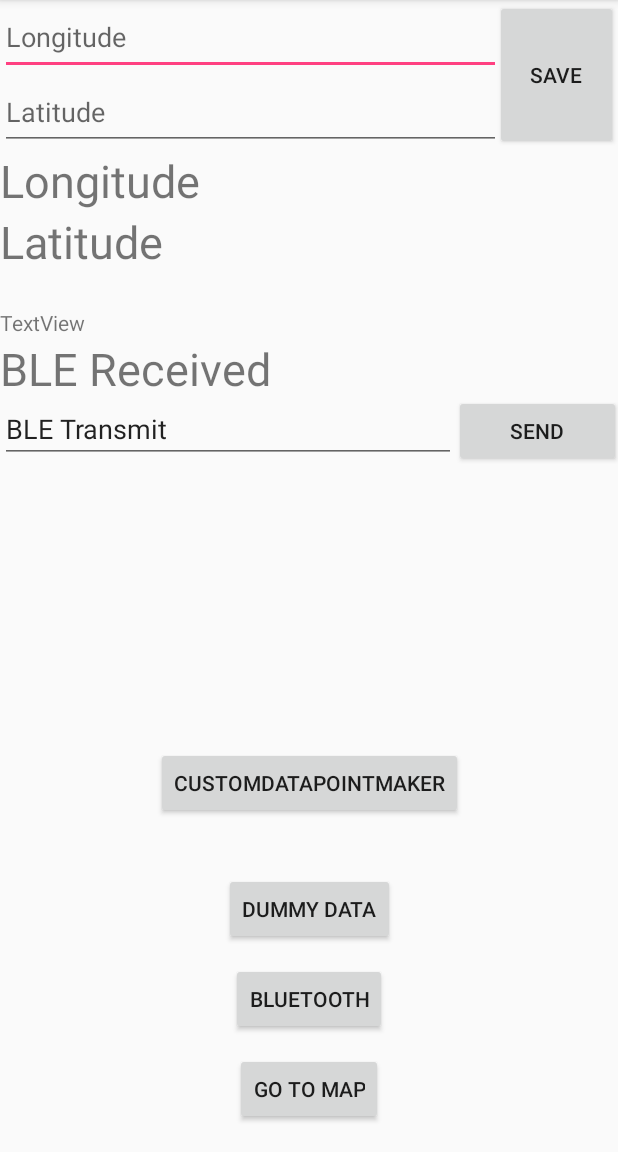
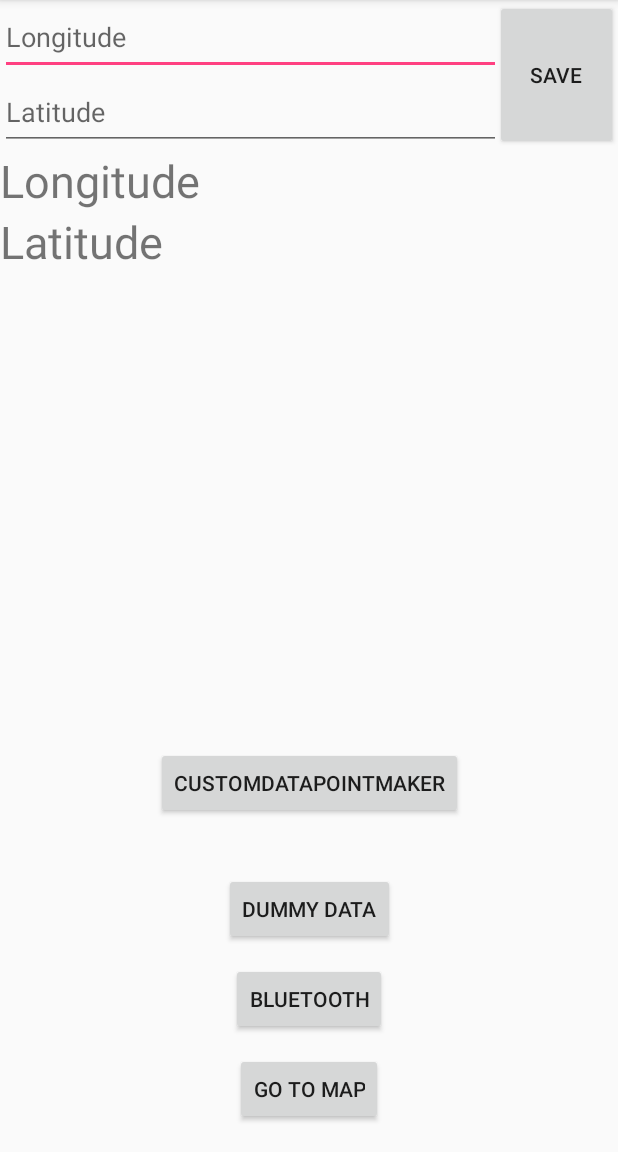
Before and after one commit to CheonJinPark/WERC_project_application, an Android app: the MainActivity screen opened directly, with no data from a screen before it, on a phone screen of 412 x 824 dp, the part 84-1236 px from its top. Run offline under Robolectric (Android 15) with nearby library versions, the phone set to English and light mode, and no system bars; libraries missing offline, so code that uses them is left out: com.amazonaws.mobile, com.amazonaws.mobileconnectors, com.amazonaws.services; 3 statements that could not run were skipped.

```diff
--- a/app/src/main/java/uconn/werc_project_application/MainActivity.java
+++ b/app/src/main/java/uconn/werc_project_application/MainActivity.java
@@ -77,10 +77,10 @@ public class MainActivity extends AppCompatActivity{
         /** AWS Initializations **/
         AWSMobileClient.getInstance().initialize(this).execute();
 
-        TextView tv_ble_char = (TextView) findViewById(R.id.textView_bleChar);
-        TextView tv_ble_rx = (TextView) findViewById(R.id.textView_bleRx);
+        //TextView tv_ble_char = (TextView) findViewById(R.id.textView_bleChar);
+        //TextView tv_ble_rx = (TextView) findViewById(R.id.textView_bleRx);
 
-        BLEDataLinker.initialize(tv_ble_char, tv_ble_rx);
+        //BLEDataLinker.initialize(tv_ble_char, tv_ble_rx);
 
         startService(new Intent(this, SendDataService.class));
 
--- a/app/src/main/res/layout/activity_main.xml
+++ b/app/src/main/res/layout/activity_main.xml
@@ -67,15 +67,6 @@
         app:layout_constraintTop_toBottomOf="@+id/Textview_gps_test_longitude" />
 
 
-    <TextView
-        android:id="@+id/textView_bleRx"
-        android:layout_width="413dp"
-        android:layout_height="38dp"
-        android:layout_weight="1"
-        android:text="BLE Received"
-        android:textSize="30dp"
-        app:layout_constraintTop_toBottomOf="@+id/textView_bleChar"
-        tools:layout_editor_absoluteX="0dp" />
 
     <Button
         android:id="@+id/button_gotomap"
@@ -118,37 +109,5 @@
         app:layout_constraintEnd_toEndOf="parent"
         app:layout_constraintStart_toStartOf="parent" />
 
-    <EditText
-        android:id="@+id/editText_bleTx"
-        android:layout_width="304dp"
-        android:layout_height="0dp"
-        android:ems="10"
-        android:inputType="textPersonName"
-        android:text="BLE Transmit"
-        app:layout_constraintTop_toBottomOf="@+id/textView_bleRx"
-        tools:layout_editor_absoluteX="0dp" />
-
-    <Button
-        android:id="@+id/button_bleTx"
-        android:layout_width="111dp"
-        android:layout_height="0dp"
-        android:layout_marginEnd="8dp"
-        android:layout_marginStart="8dp"
-        android:text="SEND"
-        app:layout_constraintEnd_toEndOf="parent"
-        app:layout_constraintStart_toEndOf="@+id/editText_bleTx"
-        app:layout_constraintTop_toBottomOf="@+id/textView_bleRx" />
-
-    <TextView
-        android:id="@+id/textView_bleChar"
-        android:layout_width="0dp"
-        android:layout_height="20dp"
-        android:layout_marginTop="24dp"
-        android:text="TextView"
-        app:layout_constraintEnd_toEndOf="parent"
-        app:layout_constraintHorizontal_bias="0.0"
-        app:layout_constraintStart_toStartOf="parent"
-        app:layout_constraintTop_toBottomOf="@+id/Textview_gps_test_latitude"
-        tools:text="BLE Notify Characteristic" />
 
 </android.support.constraint.ConstraintLayout>
```
